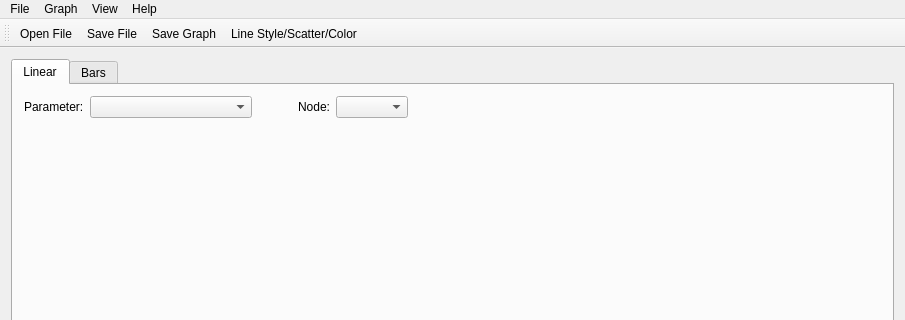
Old version of the form mainwindow.ui in the repository bmouraz/QoS_trace; both pictures show x 0 to 905 and y 0 to 320 of the 905 by 509 pixel window.
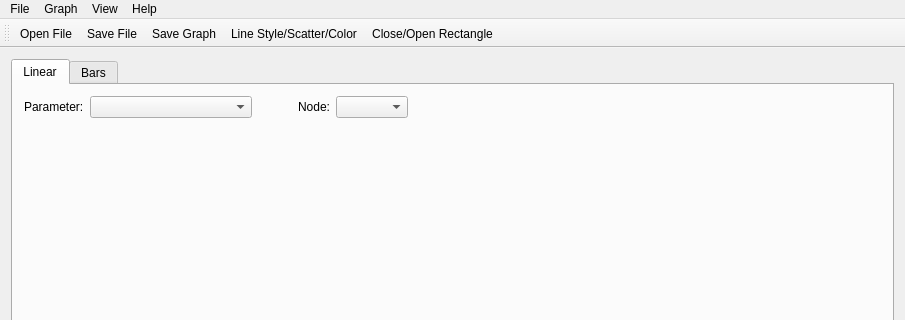
New version of the form. Icons and pictures are not drawn. Custom widgets are drawn as their Qt base class.

```diff
--- a/mainwindow.ui
+++ b/mainwindow.ui
@@ -338,6 +338,7 @@
    <addaction name="actionExport_File"/>
    <addaction name="actionSave_Graph_2"/>
    <addaction name="actionLine_Style_Scatter_Color"/>
+   <addaction name="actionClose_Rectangle"/>
   </widget>
   <action name="actionOpen_File">
    <property name="icon">
@@ -432,6 +433,15 @@
     <string>Statistics (Results)</string>
    </property>
   </action>
+  <action name="actionClose_Rectangle">
+   <property name="icon">
+    <iconset resource="resources.qrc">
+     <normaloff>:/images/icon/Parallelogon_rectangle.png</normaloff>:/images/icon/Parallelogon_rectangle.png</iconset>
+   </property>
+   <property name="text">
+    <string>Close/Open Rectangle</string>
+   </property>
+  </action>
  </widget>
  <layoutdefault spacing="6" margin="11"/>
  <customwidgets>
```
Left out of the diff: 1 changed line with no effect on the pictures.
